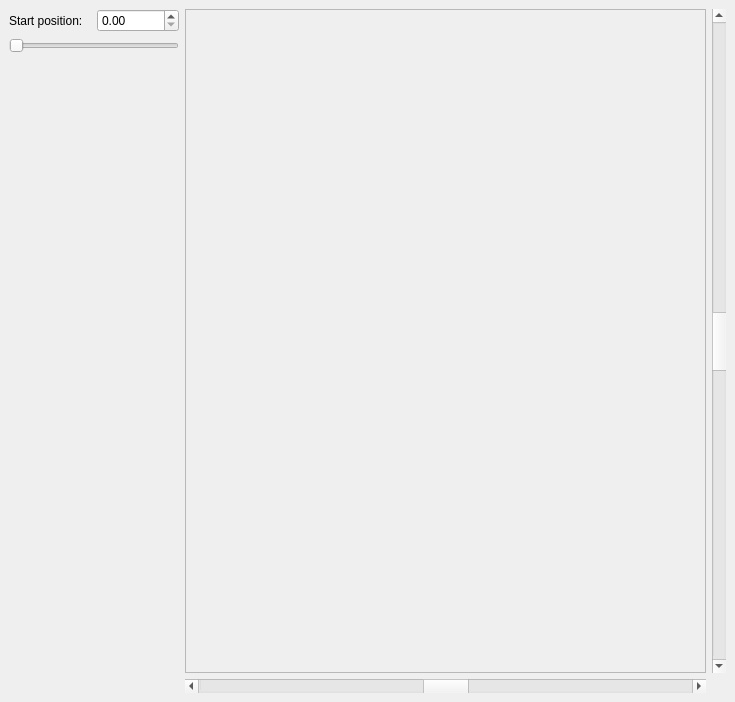
This is examples/Pie/mainwindow.ui in KDAB/KDChart as Qt 5 draws it before an edit. The edited form follows.
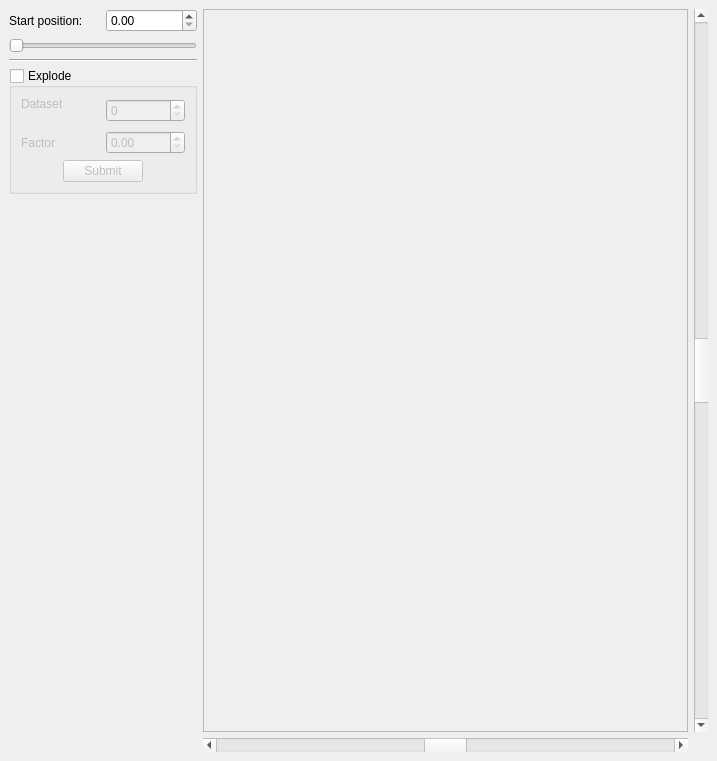
This is the edited form. Icons and pictures are not drawn.

```diff
--- a/examples/Pie/mainwindow.ui
+++ b/examples/Pie/mainwindow.ui
@@ -8,8 +8,8 @@
    <rect>
     <x>0</x>
     <y>0</y>
-    <width>735</width>
-    <height>702</height>
+    <width>717</width>
+    <height>761</height>
    </rect>
   </property>
   <property name="windowTitle" >
@@ -124,6 +124,109 @@
        </property>
       </widget>
      </item>
+     <item>
+      <widget class="Line" name="line" >
+       <property name="orientation" >
+        <enum>Qt::Horizontal</enum>
+       </property>
+      </widget>
+     </item>
+     <item>
+      <widget class="QGroupBox" name="explodeGB" >
+       <property name="title" >
+        <string>Explode</string>
+       </property>
+       <property name="checkable" >
+        <bool>true</bool>
+       </property>
+       <property name="checked" >
+        <bool>false</bool>
+       </property>
+       <layout class="QGridLayout" >
+        <property name="margin" >
+         <number>9</number>
+        </property>
+        <property name="spacing" >
+         <number>6</number>
+        </property>
+        <item row="0" column="0" >
+         <widget class="QLabel" name="label" >
+          <property name="text" >
+           <string>Dataset
+</string>
+          </property>
+         </widget>
+        </item>
+        <item row="1" column="0" >
+         <widget class="QLabel" name="label_2" >
+          <property name="text" >
+           <string>Factor</string>
+          </property>
+         </widget>
+        </item>
+        <item row="2" column="0" colspan="2" >
+         <layout class="QHBoxLayout" >
+          <property name="margin" >
+           <number>0</number>
+          </property>
+          <property name="spacing" >
+           <number>6</number>
+          </property>
+          <item>
+           <spacer>
+            <property name="orientation" >
+             <enum>Qt::Horizontal</enum>
+            </property>
+            <property name="sizeHint" >
+             <size>
+              <width>20</width>
+              <height>16</height>
+             </size>
+            </property>
+           </spacer>
+          </item>
+          <item>
+           <widget class="QPushButton" name="explodeSubmitPB" >
+            <property name="text" >
+             <string>Submit</string>
+            </property>
+           </widget>
+          </item>
+          <item>
+           <spacer>
+            <property name="orientation" >
+             <enum>Qt::Horizontal</enum>
+            </property>
+            <property name="sizeHint" >
+             <size>
+              <width>40</width>
+              <height>20</height>
+             </size>
+            </property>
+           </spacer>
+          </item>
+         </layout>
+        </item>
+        <item row="0" column="1" >
+         <widget class="QSpinBox" name="explodeDatasetSB" >
+          <property name="maximum" >
+           <number>4</number>
+          </property>
+         </widget>
+        </item>
+        <item row="1" column="1" >
+         <widget class="QDoubleSpinBox" name="explodeFactorSB" >
+          <property name="maximum" >
+           <double>1</double>
+          </property>
+          <property name="singleStep" >
+           <double>0.05</double>
+          </property>
+         </widget>
+        </item>
+       </layout>
+      </widget>
+     </item>
      <item>
       <spacer>
        <property name="orientation" >
@@ -131,8 +234,8 @@
        </property>
        <property name="sizeHint" >
         <size>
-         <width>170</width>
-         <height>570</height>
+         <width>188</width>
+         <height>481</height>
         </size>
        </property>
       </spacer>
```
Left out of the diff: 80 changed lines with no effect on the pictures.
